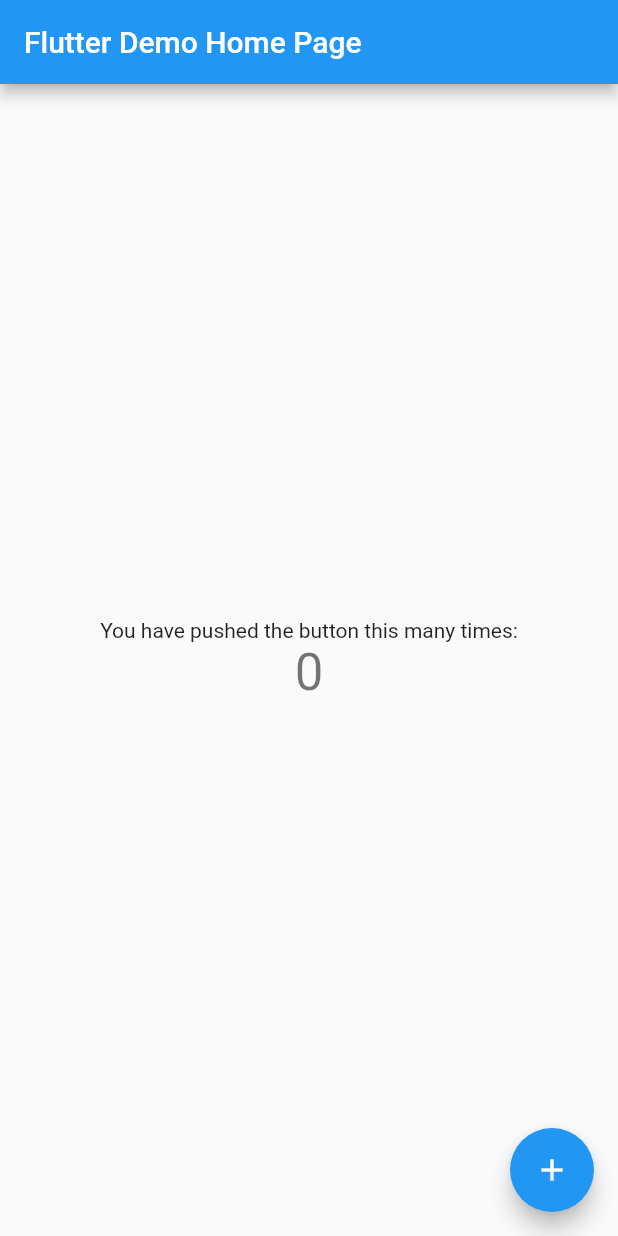
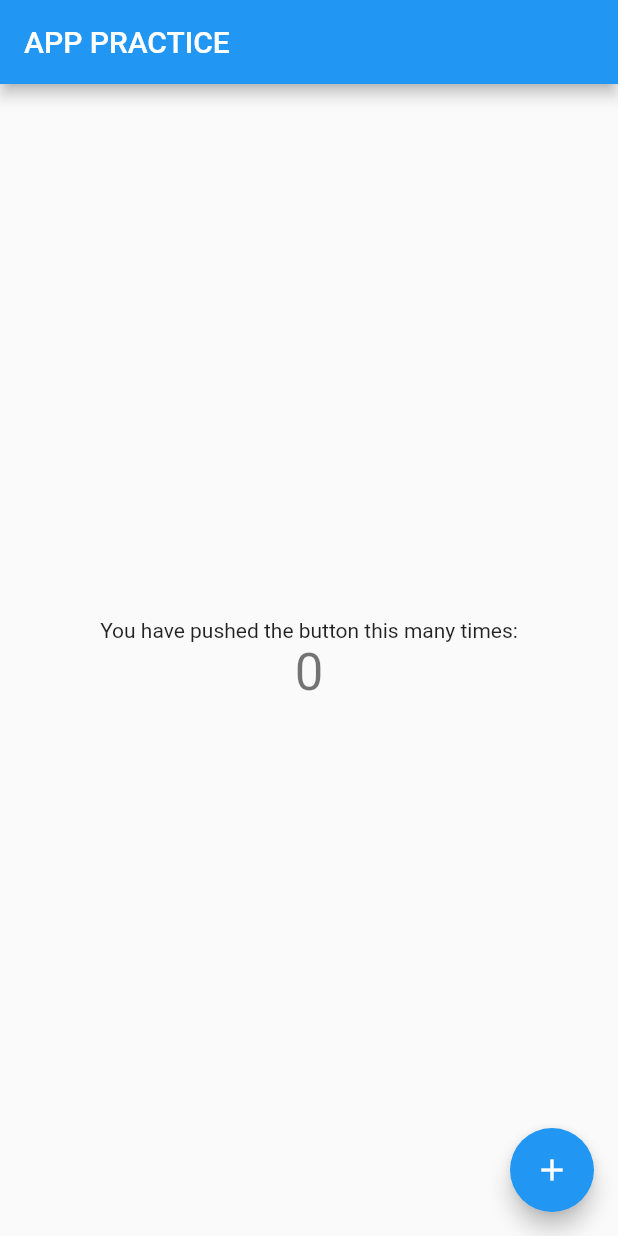
Before and after one commit to SMKH-PRO/flutter_practice, a Flutter app: the screen it shows after launch, on a phone screen of 412 x 824 dp. Run offline on Flutter 3.47's test engine with Material 2 defaults, Android fonts, the phone set to English and light mode, and no system bars.

Commit message:
Update main.dart

```diff
--- a/lib/main.dart
+++ b/lib/main.dart
@@ -22,7 +22,7 @@ class MyApp extends StatelessWidget {
         // is not restarted.
         primarySwatch: Colors.blue,
       ),
-      home: MyHomePage(title: 'Flutter Demo Home Page'),
+      home: MyHomePage(title: 'APP PRACTICE'),
     );
   }
 }
```
